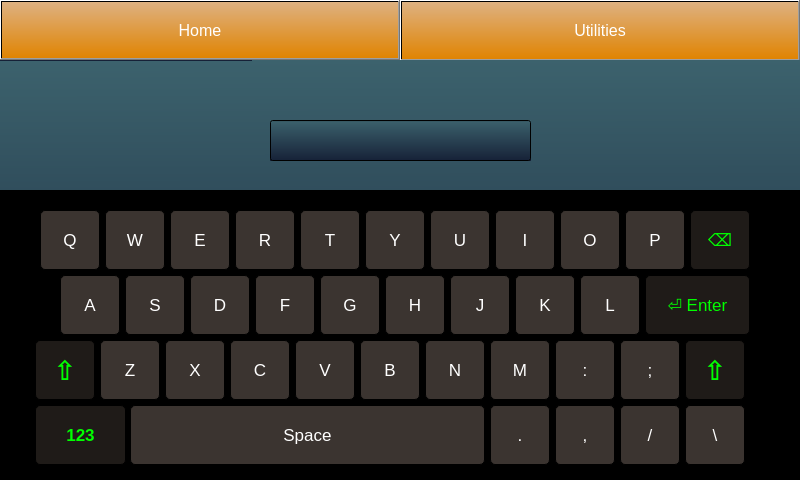
Before: the Qt Designer form mainwindow.ui in srikrishnan90/Extractor_UI_FINAL, drawn with Qt 5.
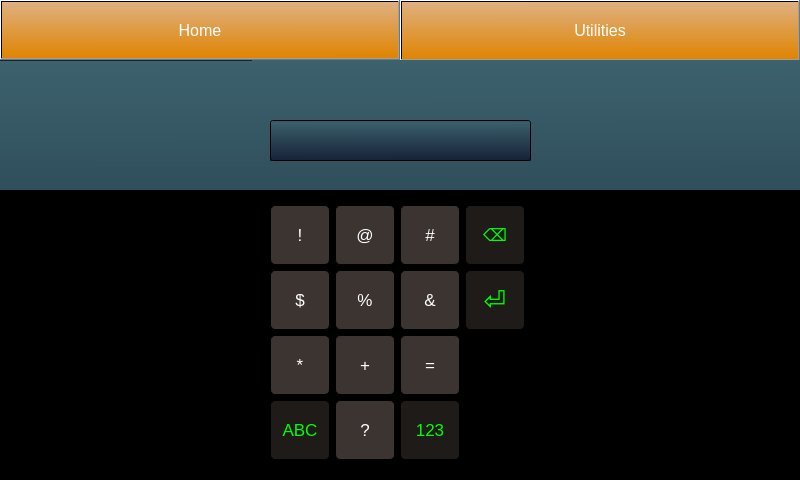
After: the same form once the commit is applied. The open tabs and pages were chosen to show the change.

```diff
--- a/mainwindow.ui
+++ b/mainwindow.ui
@@ -2873,7 +2873,7 @@
        </rect>
       </property>
       <property name="currentIndex">
-       <number>0</number>
+       <number>3</number>
       </property>
       <widget class="QWidget" name="page_8">
        <widget class="QFrame" name="frame_3">
@@ -3999,9 +3999,9 @@
         <widget class="QPushButton" name="pushButton_68">
          <property name="geometry">
           <rect>
-           <x>130</x>
+           <x>224</x>
            <y>215</y>
-           <width>355</width>
+           <width>261</width>
            <height>60</height>
           </rect>
          </property>
@@ -5767,6 +5767,485 @@
          </property>
          <property name="text">
           <string>⌫</string>
+         </property>
+        </widget>
+        <zorder>pushButton_114</zorder>
+        <zorder>pushButton_115</zorder>
+        <zorder>pushButton_116</zorder>
+        <zorder>pushButton_123</zorder>
+        <zorder>pushButton_125</zorder>
+        <zorder>pushButton_128</zorder>
+        <zorder>pushButton_134</zorder>
+        <zorder>pushButton_138</zorder>
+        <zorder>pushButton_140</zorder>
+        <zorder>pushButton_139</zorder>
+        <zorder>pushButton_141</zorder>
+        <zorder>pushButton_137</zorder>
+        <zorder>pushButton_109</zorder>
+        <zorder>pushButton_136</zorder>
+       </widget>
+      </widget>
+      <widget class="QWidget" name="page_12">
+       <widget class="QFrame" name="frame_6">
+        <property name="geometry">
+         <rect>
+          <x>0</x>
+          <y>0</y>
+          <width>800</width>
+          <height>291</height>
+         </rect>
+        </property>
+        <property name="font">
+         <font>
+          <weight>75</weight>
+          <bold>true</bold>
+         </font>
+        </property>
+        <property name="styleSheet">
+         <string notr="true">QFrame { background-color:black; }</string>
+        </property>
+        <property name="frameShape">
+         <enum>QFrame::StyledPanel</enum>
+        </property>
+        <property name="frameShadow">
+         <enum>QFrame::Raised</enum>
+        </property>
+        <widget class="QPushButton" name="pushButton_182">
+         <property name="geometry">
+          <rect>
+           <x>270</x>
+           <y>210</y>
+           <width>60</width>
+           <height>60</height>
+          </rect>
+         </property>
+         <property name="font">
+          <font>
+           <pointsize>13</pointsize>
+          </font>
+         </property>
+         <property name="styleSheet">
+          <string notr="true">QPushButton:pressed {
+    background-color: qlineargradient(spread:pad, x1:0, y1:0, x2:0, y2:1,   stop:0 rgba(60, 186, 162, 255), stop:1 rgba(98, 211, 162, 255))
+}
+QPushButton {
+     background-color:rgb(31,27,24); border: 1px solid black;
+     border-radius: 5px;
+color:rgb(0, 255, 0)
+}
+
+QPushButton:disabled {
+    background-color: rgb(170, 170, 127)
+}</string>
+         </property>
+         <property name="text">
+          <string>ABC</string>
+         </property>
+        </widget>
+        <widget class="QPushButton" name="pushButton_176">
+         <property name="geometry">
+          <rect>
+           <x>465</x>
+           <y>80</y>
+           <width>60</width>
+           <height>60</height>
+          </rect>
+         </property>
+         <property name="font">
+          <font>
+           <pointsize>20</pointsize>
+          </font>
+         </property>
+         <property name="styleSheet">
+          <string notr="true">QPushButton:pressed {
+    background-color: qlineargradient(spread:pad, x1:0, y1:0, x2:0, y2:1,   stop:0 rgba(60, 186, 162, 255), stop:1 rgba(98, 211, 162, 255))
+}
+QPushButton {
+     background-color:rgb(31,27,24); border: 1px solid black;
+     border-radius: 5px;
+color:rgb(0, 255, 0)
+}
+
+QPushButton:disabled {
+    background-color: rgb(170, 170, 127)
+}</string>
+         </property>
+         <property name="text">
+          <string>⏎</string>
+         </property>
+        </widget>
+        <widget class="QPushButton" name="pushButton_171">
+         <property name="geometry">
+          <rect>
+           <x>400</x>
+           <y>80</y>
+           <width>60</width>
+           <height>60</height>
+          </rect>
+         </property>
+         <property name="font">
+          <font>
+           <pointsize>13</pointsize>
+          </font>
+         </property>
+         <property name="styleSheet">
+          <string notr="true">QPushButton:pressed {
+    background-color: qlineargradient(spread:pad, x1:0, y1:0, x2:0, y2:1,   stop:0 rgba(60, 186, 162, 255), stop:1 rgba(98, 211, 162, 255))
+}
+QPushButton {
+     background-color:rgb(59,52,48); border: 1px solid black;
+     border-radius: 5px;
+}
+
+QPushButton:disabled {
+    background-color: rgb(170, 170, 127)
+}</string>
+         </property>
+         <property name="text">
+          <string>&amp;&amp;</string>
+         </property>
+        </widget>
+        <widget class="QPushButton" name="pushButton_180">
+         <property name="geometry">
+          <rect>
+           <x>270</x>
+           <y>80</y>
+           <width>60</width>
+           <height>60</height>
+          </rect>
+         </property>
+         <property name="font">
+          <font>
+           <pointsize>13</pointsize>
+          </font>
+         </property>
+         <property name="styleSheet">
+          <string notr="true">QPushButton:pressed {
+    background-color: qlineargradient(spread:pad, x1:0, y1:0, x2:0, y2:1,   stop:0 rgba(60, 186, 162, 255), stop:1 rgba(98, 211, 162, 255))
+}
+QPushButton {
+     background-color:rgb(59,52,48); border: 1px solid black;
+     border-radius: 5px;
+}
+
+QPushButton:disabled {
+    background-color: rgb(170, 170, 127)
+}</string>
+         </property>
+         <property name="text">
+          <string>$</string>
+         </property>
+        </widget>
+        <widget class="QPushButton" name="pushButton_169">
+         <property name="geometry">
+          <rect>
+           <x>335</x>
+           <y>145</y>
+           <width>60</width>
+           <height>60</height>
+          </rect>
+         </property>
+         <property name="font">
+          <font>
+           <pointsize>13</pointsize>
+          </font>
+         </property>
+         <property name="styleSheet">
+          <string notr="true">QPushButton:pressed {
+    background-color: qlineargradient(spread:pad, x1:0, y1:0, x2:0, y2:1,   stop:0 rgba(60, 186, 162, 255), stop:1 rgba(98, 211, 162, 255))
+}
+QPushButton {
+     background-color:rgb(59,52,48); border: 1px solid black;
+     border-radius: 5px;
+}
+
+QPushButton:disabled {
+    background-color: rgb(170, 170, 127)
+}</string>
+         </property>
+         <property name="text">
+          <string>+</string>
+         </property>
+        </widget>
+        <widget class="QPushButton" name="pushButton_179">
+         <property name="geometry">
+          <rect>
+           <x>270</x>
+           <y>145</y>
+           <width>60</width>
+           <height>60</height>
+          </rect>
+         </property>
+         <property name="font">
+          <font>
+           <pointsize>13</pointsize>
+          </font>
+         </property>
+         <property name="styleSheet">
+          <string notr="true">QPushButton:pressed {
+    background-color: qlineargradient(spread:pad, x1:0, y1:0, x2:0, y2:1,   stop:0 rgba(60, 186, 162, 255), stop:1 rgba(98, 211, 162, 255))
+}
+QPushButton {
+     background-color:rgb(59,52,48); border: 1px solid black;
+     border-radius: 5px;
+}
+
+QPushButton:disabled {
+    background-color: rgb(170, 170, 127)
+}</string>
+         </property>
+         <property name="text">
+          <string>*</string>
+         </property>
+        </widget>
+        <widget class="QPushButton" name="pushButton_175">
+         <property name="geometry">
+          <rect>
+           <x>465</x>
+           <y>15</y>
+           <width>60</width>
+           <height>60</height>
+          </rect>
+         </property>
+         <property name="font">
+          <font>
+           <pointsize>13</pointsize>
+          </font>
+         </property>
+         <property name="styleSheet">
+          <string notr="true">QPushButton:pressed {
+    background-color: qlineargradient(spread:pad, x1:0, y1:0, x2:0, y2:1,   stop:0 rgba(60, 186, 162, 255), stop:1 rgba(98, 211, 162, 255))
+}
+QPushButton {
+     background-color:rgb(31,27,24); border: 1px solid black;
+     border-radius: 5px;
+color:rgb(0, 255, 0)
+}
+
+QPushButton:disabled {
+    background-color: rgb(170, 170, 127)
+}</string>
+         </property>
+         <property name="text">
+          <string>⌫</string>
+         </property>
+        </widget>
+        <widget class="QPushButton" name="pushButton_178">
+         <property name="geometry">
+          <rect>
+           <x>400</x>
+           <y>15</y>
+           <width>60</width>
+           <height>60</height>
+          </rect>
+         </property>
+         <property name="font">
+          <font>
+           <pointsize>13</pointsize>
+          </font>
+         </property>
+         <property name="styleSheet">
+          <string notr="true">QPushButton:pressed {
+    background-color: qlineargradient(spread:pad, x1:0, y1:0, x2:0, y2:1,   stop:0 rgba(60, 186, 162, 255), stop:1 rgba(98, 211, 162, 255))
+}
+QPushButton {
+     background-color:rgb(59,52,48); border: 1px solid black;
+     border-radius: 5px;
+}
+
+QPushButton:disabled {
+    background-color: rgb(170, 170, 127)
+}</string>
+         </property>
+         <property name="text">
+          <string>#</string>
+         </property>
+        </widget>
+        <widget class="QPushButton" name="pushButton_181">
+         <property name="geometry">
+          <rect>
+           <x>400</x>
+           <y>145</y>
+           <width>60</width>
+           <height>60</height>
+          </rect>
+         </property>
+         <property name="font">
+          <font>
+           <pointsize>13</pointsize>
+          </font>
+         </property>
+         <property name="styleSheet">
+          <string notr="true">QPushButton:pressed {
+    background-color: qlineargradient(spread:pad, x1:0, y1:0, x2:0, y2:1,   stop:0 rgba(60, 186, 162, 255), stop:1 rgba(98, 211, 162, 255))
+}
+QPushButton {
+     background-color:rgb(59,52,48); border: 1px solid black;
+     border-radius: 5px;
+}
+
+QPushButton:disabled {
+    background-color: rgb(170, 170, 127)
+}</string>
+         </property>
+         <property name="text">
+          <string>=</string>
+         </property>
+        </widget>
+        <widget class="QPushButton" name="pushButton_173">
+         <property name="geometry">
+          <rect>
+           <x>335</x>
+           <y>80</y>
+           <width>60</width>
+           <height>60</height>
+          </rect>
+         </property>
+         <property name="font">
+          <font>
+           <pointsize>13</pointsize>
+          </font>
+         </property>
+         <property name="styleSheet">
+          <string notr="true">QPushButton:pressed {
+    background-color: qlineargradient(spread:pad, x1:0, y1:0, x2:0, y2:1,   stop:0 rgba(60, 186, 162, 255), stop:1 rgba(98, 211, 162, 255))
+}
+QPushButton {
+     background-color:rgb(59,52,48); border: 1px solid black;
+     border-radius: 5px;
+}
+
+QPushButton:disabled {
+    background-color: rgb(170, 170, 127)
+}</string>
+         </property>
+         <property name="text">
+          <string>%</string>
+         </property>
+        </widget>
+        <widget class="QPushButton" name="pushButton_172">
+         <property name="geometry">
+          <rect>
+           <x>270</x>
+           <y>15</y>
+           <width>60</width>
+           <height>60</height>
+          </rect>
+         </property>
+         <property name="font">
+          <font>
+           <pointsize>13</pointsize>
+          </font>
+         </property>
+         <property name="styleSheet">
+          <string notr="true">QPushButton:pressed {
+    background-color: qlineargradient(spread:pad, x1:0, y1:0, x2:0, y2:1,   stop:0 rgba(60, 186, 162, 255), stop:1 rgba(98, 211, 162, 255))
+}
+QPushButton {
+     background-color:rgb(59,52,48); border: 1px solid black;
+     border-radius: 5px;
+}
+
+QPushButton:disabled {
+    background-color: rgb(170, 170, 127)
+}</string>
+         </property>
+         <property name="text">
+          <string>!</string>
+         </property>
+        </widget>
+        <widget class="QPushButton" name="pushButton_170">
+         <property name="geometry">
+          <rect>
+           <x>335</x>
+           <y>15</y>
+           <width>60</width>
+           <height>60</height>
+          </rect>
+         </property>
+         <property name="font">
+          <font>
+           <pointsize>13</pointsize>
+          </font>
+         </property>
+         <property name="styleSheet">
+          <string notr="true">QPushButton:pressed {
+    background-color: qlineargradient(spread:pad, x1:0, y1:0, x2:0, y2:1,   stop:0 rgba(60, 186, 162, 255), stop:1 rgba(98, 211, 162, 255))
+}
+QPushButton {
+     background-color:rgb(59,52,48); border: 1px solid black;
+     border-radius: 5px;
+}
+
+QPushButton:disabled {
+    background-color: rgb(170, 170, 127)
+}</string>
+         </property>
+         <property name="text">
+          <string>@</string>
+         </property>
+        </widget>
+        <widget class="QPushButton" name="pushButton_183">
+         <property name="geometry">
+          <rect>
+           <x>400</x>
+           <y>210</y>
+           <width>60</width>
+           <height>60</height>
+          </rect>
+         </property>
+         <property name="font">
+          <font>
+           <pointsize>13</pointsize>
+          </font>
+         </property>
+         <property name="styleSheet">
+          <string notr="true">QPushButton:pressed {
+    background-color: qlineargradient(spread:pad, x1:0, y1:0, x2:0, y2:1,   stop:0 rgba(60, 186, 162, 255), stop:1 rgba(98, 211, 162, 255))
+}
+QPushButton {
+     background-color:rgb(31,27,24); border: 1px solid black;
+     border-radius: 5px;
+color:rgb(0, 255, 0)
+}
+
+QPushButton:disabled {
+    background-color: rgb(170, 170, 127)
+}</string>
+         </property>
+         <property name="text">
+          <string>123</string>
+         </property>
+        </widget>
+        <widget class="QPushButton" name="pushButton_177">
+         <property name="geometry">
+          <rect>
+           <x>335</x>
+           <y>210</y>
+           <width>60</width>
+           <height>60</height>
+          </rect>
+         </property>
+         <property name="font">
+          <font>
+           <pointsize>13</pointsize>
+          </font>
+         </property>
+         <property name="styleSheet">
+          <string notr="true">QPushButton:pressed {
+    background-color: qlineargradient(spread:pad, x1:0, y1:0, x2:0, y2:1,   stop:0 rgba(60, 186, 162, 255), stop:1 rgba(98, 211, 162, 255))
+}
+QPushButton {
+     background-color:rgb(59,52,48); border: 1px solid black;
+     border-radius: 5px;
+}
+
+QPushButton:disabled {
+    background-color: rgb(170, 170, 127)
+}</string>
+         </property>
+         <property name="text">
+          <string>?</string>
          </property>
         </widget>
        </widget>
```
Left out of the diff: 74 changed lines with no effect on the pictures.
